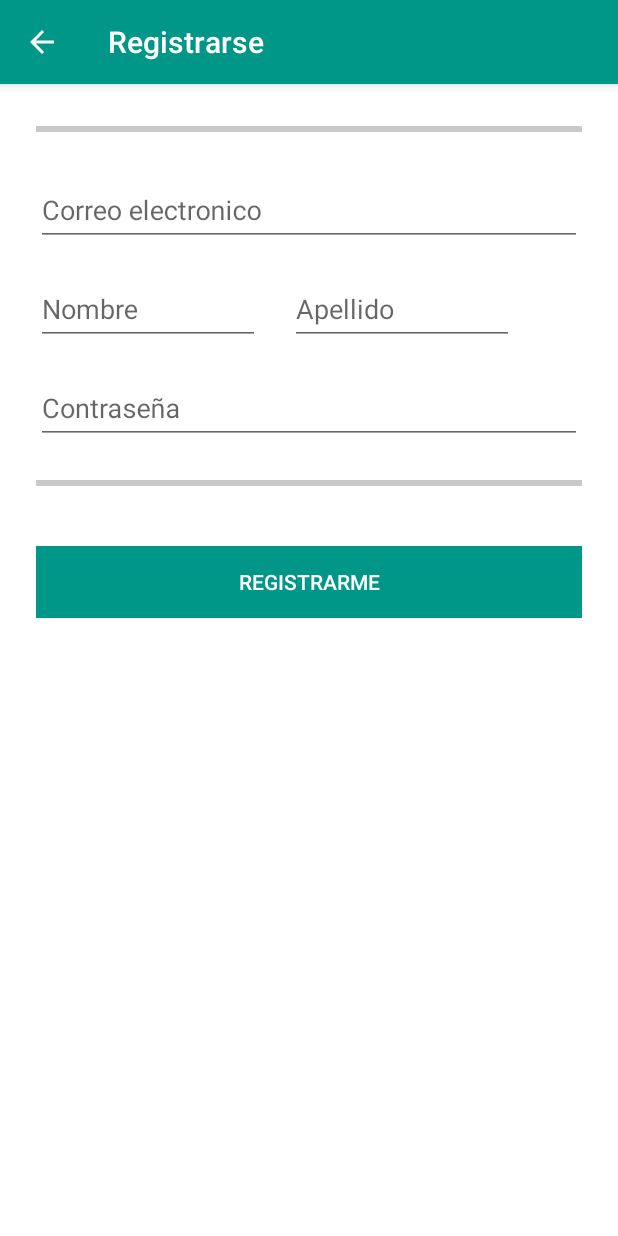
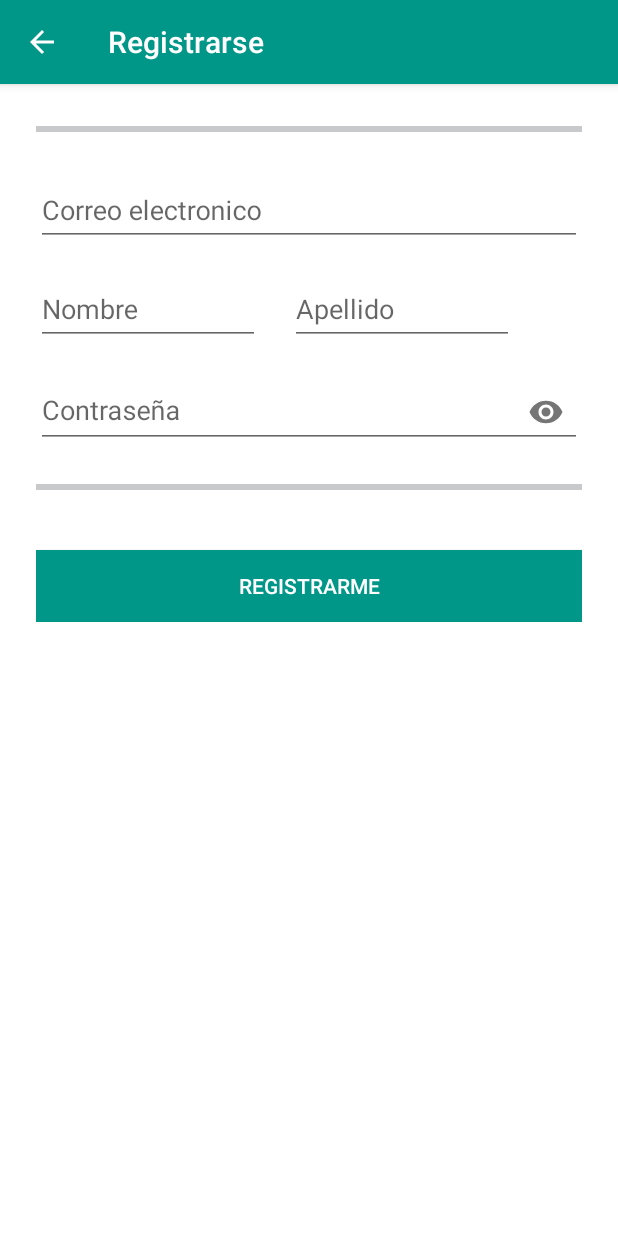
Before and after one commit to tutee/DiagonApp, an Android app: the RegisterActivity screen opened directly, with no data from a screen before it, on a phone screen of 412 x 824 dp. Run offline under Robolectric (Android 15) with nearby library versions, the light colour scheme and no system bars; our stand-ins replace Volley.

Commit message:
26/12  layout register terminado  show password working

```diff
--- a/app/build.gradle
+++ b/app/build.gradle
@@ -26,7 +26,7 @@ dependencies {
     })
     compile 'com.android.support:appcompat-v7:24.2.1'
     compile 'com.google.android.gms:play-services-auth:9.8.0'
-    compile 'com.android.support:design:24.0.0'
+    compile 'com.android.support:design:24.2.0'
     //compile 'com.mcxiaoke.volley:library-aar:1.0.0'
     compile 'com.mcxiaoke.volley:library:1.0.19'
     testCompile 'junit:junit:4.12'
--- a/app/src/main/res/layout/activity_register.xml
+++ b/app/src/main/res/layout/activity_register.xml
@@ -1,5 +1,6 @@
 <?xml version="1.0" encoding="utf-8"?>
 <LinearLayout xmlns:android="http://schemas.android.com/apk/res/android"
+    xmlns:app="http://schemas.android.com/apk/res-auto"
     android:id="@+id/loginlayout"
     android:orientation="vertical"
     android:layout_width="match_parent"
@@ -98,7 +99,8 @@
                 android:id="@+id/contraseña_layout"
                 android:layout_width="match_parent"
                 android:layout_height="wrap_content"
-                android:layout_marginTop="10dp">
+                android:layout_marginTop="10dp"
+                app:passwordToggleEnabled="true">
 
                 <EditText
                     android:id="@+id/contraseña_input"
```
